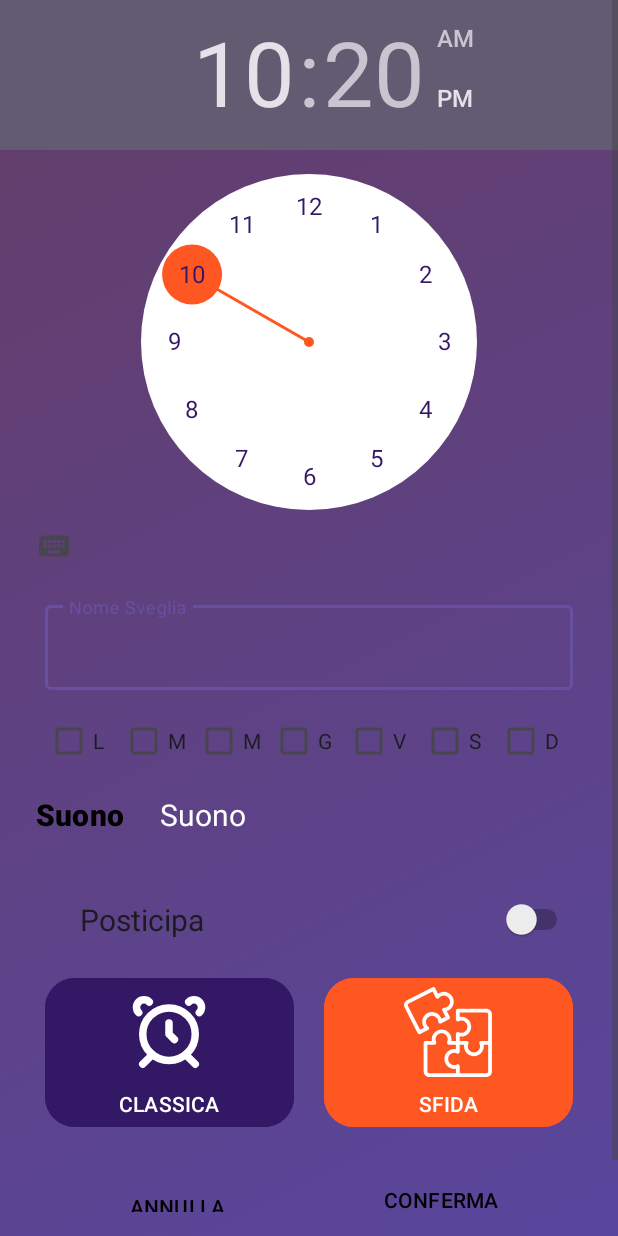
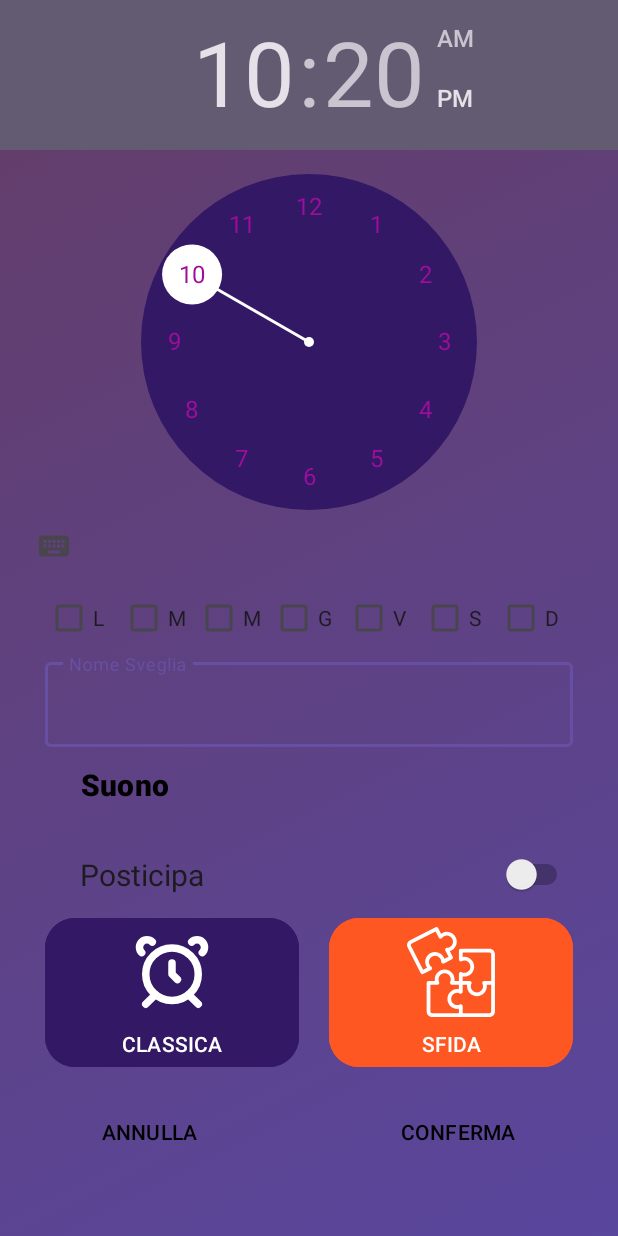
Before and after one commit to MirkoGiussaniBICOCCA/Brain-Alarm, an Android app: the AggiungiFragment screen opened directly, with no data from a screen before it, on a phone screen of 412 x 824 dp. Run offline under Robolectric (Android 15) with nearby library versions, the phone set to English and light mode, and no system bars.

```diff
--- a/app/src/main/java/it/unimib/brain_alarm/AggiungiFragment.java
+++ b/app/src/main/java/it/unimib/brain_alarm/AggiungiFragment.java
@@ -15,6 +15,7 @@ import android.view.ViewGroup;
 import android.widget.Button;
 import android.widget.CheckBox;
 import android.widget.Switch;
+import android.widget.TextView;
 import android.widget.TimePicker;
 
 import androidx.annotation.NonNull;
@@ -33,8 +34,6 @@ import it.unimib.brain_alarm.util.SharedPreferencesUtil;
 
 public class AggiungiFragment extends Fragment {
 
-    //String settimana;
-
     private TimePicker timeP;
     private TextInputLayout nomeSveglia;
 
@@ -47,7 +46,7 @@ public class AggiungiFragment extends Fragment {
 
     private CheckBox checkboxD;
 
-    private static String suono, vibrazione;
+    TextView suonoScelto;
 
     private Switch switchPosticipa;
 
@@ -125,6 +124,13 @@ public class AggiungiFragment extends Fragment {
         Set<String> svegliaArray = sharedPref.getStringSet("sveglia", null);
 
 
+        final Button buttoneSuono = view.findViewById(R.id.bottoneSuono);
+        buttoneSuono.setOnClickListener(v -> {
+            Navigation.findNavController(v).navigate(R.id.nav_aggiungiFragment_to_suoniFragment);
+        });
+
+       suonoScelto = view.findViewById(R.id.txtSuono);
+       suonoScelto.setText(sharedPref.getString("suono", null));
 
         final Button buttonConferma = view.findViewById(R.id.conferma);
         buttonConferma.setOnClickListener(v -> {
@@ -142,15 +148,6 @@ public class AggiungiFragment extends Fragment {
         buttonAnnulla.setOnClickListener(v -> {
             Navigation.findNavController(v).navigate(R.id.nav_aggiungiFragment_to_mainActivity);
         } );
-
-        final Button buttoneSuono = view.findViewById(R.id.bottoneSuono);
-        buttoneSuono.setOnClickListener(v -> {
-            Navigation.findNavController(v).navigate(R.id.nav_aggiungiFragment_to_suoniFragment);
-
-        });
-
-
-
 
     }
 
--- a/app/src/main/java/it/unimib/brain_alarm/ui/HomeFragment.java
+++ b/app/src/main/java/it/unimib/brain_alarm/ui/HomeFragment.java
@@ -63,11 +63,7 @@ public class HomeFragment extends Fragment {
         super.onViewCreated(view, savedInstanceState);
 
         txtCl = view.findViewById(R.id.txtClock);
-
-        // on below line we are setting 12 hour
-        // format for our text clock
         txtCl.setFormat12Hour("hh:mm:ss a");
-
 
         final Button buttonAggiungi = view.findViewById(R.id.bottoneAggiungiSveglia);
 
--- /dev/null
+++ b/app/src/main/res/drawable/newspaper.xml
@@ -0,0 +1,45 @@
+<vector xmlns:android="http://schemas.android.com/apk/res/android"
+    android:width="800dp"
+    android:height="800dp"
+    android:viewportWidth="64"
+    android:viewportHeight="64">
+
+  <group
+      android:name="rotationGroup"
+      android:pivotX="32.0"
+      android:pivotY="32.0"
+      android:rotation="-30.0"
+      android:scaleY="0.8"
+      android:scaleX="0.8">
+      <path
+          android:pathData="M57.247,24.222c0.973,-2.628 1.254,-5.134 0.555,-7.383c-0.322,0.029 -0.656,0.044 -0.998,0.044C46.562,16.883 28.46,4.006 27.09,2C21.445,10.223 9.613,16.545 4.265,23.635c-2.164,2.869 -3.246,5.004 -1.093,8.286l22.549,28.973c1.017,1.377 3.01,1.489 4.429,0.219c0,0 18.492,-23.729 31.851,-31.071c-1.004,-1.961 -2.675,-3.918 -4.754,-5.82M25.328,54.754l-0.094,0.065l-0.085,0.074a5.768,5.768 0,0 0,-0.912 1.041L4.699,30.831c-1.407,-2.177 -1.008,-3.323 1.063,-6.067c2.349,-3.113 6.103,-6.135 10.078,-9.334c4.132,-3.326 8.388,-6.75 11.514,-10.646c5.16,4.246 19.593,13.621 28.932,13.964c1.12,10.997 -21.682,29.536 -30.958,36.006"
+          android:fillColor="@color/white"/>
+      <path
+          android:pathData="M19.993,14.158l25.205,19.75l0.898,-0.804L20.649,13.57z"
+          android:fillColor="@color/white"/>
+      <path
+          android:pathData="M28.207,24.671l-10.316,-8.632s-3.59,2.292 -7.938,7.319l9.152,9.462l9.102,-8.149"
+          android:fillColor="@color/white"/>
+      <path
+          android:pathData="M5.606,28.06l19.468,23.861l3.595,-3.217L7.913,24.973s-1.809,0.979 -2.307,3.087"
+          android:fillColor="@color/white"/>
+      <path
+          android:pathData="M27.42,29.428l11.309,10.27l3.593,-3.217l-11.775,-9.852z"
+          android:fillColor="@color/white"/>
+      <path
+          android:pathData="M21.166,35.027l10.377,11.104l3.592,-3.216l-10.842,-10.687z"
+          android:fillColor="@color/white"/>
+      <path
+          android:pathData="M27.857,10.756l-1.525,4.282l0.956,0.696l4.855,-4.347l-0.95,-0.598l-3.345,2.995l1.479,-4.174l-0.992,-0.626l-4.627,4.142l0.829,0.603z"
+          android:fillColor="@color/white"/>
+      <path
+          android:pathData="M32.012,19.179l0.926,-0.831l-2.825,-2.008l1.281,-1.146l2.509,1.718l0.891,-0.799l-2.537,-1.694l1.058,-0.946l2.809,1.817l0.912,-0.815l-3.884,-2.452l-4.918,4.403z"
+          android:fillColor="@color/white"/>
+      <path
+          android:pathData="M35.021,21.371l3.839,-2.325l1.257,-0.796l-0.834,1.078l-2.47,3.351l1.193,0.869l7.388,-3.799l-1.402,-0.885l-4.051,2.318l-1.034,0.626l0.694,-0.913l2.401,-3.287l-1.348,-0.85l-3.745,2.321l-0.995,0.629l0.685,-0.871l2.268,-3.207l-1.264,-0.798l-3.661,5.753z"
+          android:fillColor="@color/white"/>
+      <path
+          android:pathData="M48.907,21.705c-0.909,-0.571 -1.758,-0.844 -2.552,-0.828c-0.788,0.017 -1.434,0.254 -1.943,0.71c-0.559,0.5 -0.747,1.019 -0.563,1.557c0.108,0.323 0.452,0.79 1.039,1.408l0.607,0.638c0.362,0.376 0.595,0.684 0.697,0.92c0.1,0.239 0.051,0.448 -0.146,0.624c-0.337,0.301 -0.776,0.358 -1.315,0.174a3.844,3.844 0,0 1,-0.938 -0.515c-0.57,-0.406 -0.847,-0.797 -0.84,-1.174c0.004,-0.206 0.117,-0.442 0.338,-0.708l-1.311,-0.914c-0.591,0.529 -0.815,1.119 -0.667,1.774c0.149,0.661 0.656,1.313 1.536,1.955c0.877,0.643 1.75,0.987 2.608,1.025c0.867,0.037 1.581,-0.191 2.131,-0.686c0.54,-0.482 0.732,-1 0.578,-1.551c-0.098,-0.353 -0.373,-0.764 -0.817,-1.232l-0.995,-1.05c-0.379,-0.396 -0.605,-0.671 -0.682,-0.828c-0.12,-0.239 -0.077,-0.45 0.13,-0.634c0.225,-0.202 0.513,-0.284 0.865,-0.249c0.357,0.035 0.729,0.178 1.118,0.428c0.353,0.228 0.602,0.464 0.741,0.708c0.215,0.368 0.155,0.723 -0.175,1.06l1.477,0.973c0.614,-0.592 0.806,-1.219 0.577,-1.878c-0.224,-0.653 -0.725,-1.223 -1.498,-1.707"
+          android:fillColor="@color/white"/>
+  </group>
+</vector>
--- a/app/src/main/res/layout/fragment_aggiungi.xml
+++ b/app/src/main/res/layout/fragment_aggiungi.xml
@@ -22,28 +22,24 @@
             android:layout_width="match_parent"
             android:layout_height="wrap_content">
 
+
             <androidx.constraintlayout.widget.Guideline
                 android:id="@+id/center"
                 android:layout_width="wrap_content"
                 android:layout_height="wrap_content"
                 android:orientation="vertical"
+                android:layout_margin="30dp"
                 app:layout_constraintEnd_toEndOf="parent"
                 app:layout_constraintGuide_percent="0.5"
                 app:layout_constraintStart_toStartOf="parent" />
 
-            <androidx.constraintlayout.widget.Guideline
-                android:id="@+id/guidelineSX"
+            <LinearLayout
+                android:id="@+id/layoutTimeP"
                 android:layout_width="wrap_content"
                 android:layout_height="wrap_content"
                 android:orientation="vertical"
-                app:layout_constraintGuide_begin="30dp" />
-
-            <androidx.constraintlayout.widget.Guideline
-                android:id="@+id/guidelineDX"
-                android:layout_width="match_parent"
-                android:layout_height="wrap_content"
-                android:orientation="vertical"
-                app:layout_constraintGuide_end="30dp" />
+                app:layout_constraintStart_toStartOf="parent"
+                app:layout_constraintTop_toTopOf="parent">
 
                 <TimePicker
                     android:id="@+id/timePicker"
@@ -52,43 +48,22 @@
                     android:layout_height="wrap_content"
                     android:layout_gravity="center"
                     android:background="@color/sfondoTras"
-                android:numbersBackgroundColor="@color/white"
-                android:numbersSelectorColor="@color/arancione"
-                android:numbersTextColor="@color/azzurro"
-                app:layout_constraintEnd_toEndOf="parent"
-                app:layout_constraintStart_toStartOf="parent"
-                app:layout_constraintTop_toTopOf="parent" />
+                    android:numbersBackgroundColor="@color/azzurro"
+                    android:numbersSelectorColor="@color/white"
+                    android:numbersTextColor="@color/fucsia" />
 
+            </LinearLayout>
 
-            <com.google.android.material.textfield.TextInputLayout
-                android:id="@+id/inputLayoutNomeSveglia"
-                android:layout_width="0dp"
-                android:layout_height="wrap_content"
-                android:layout_marginTop="10dp"
-                app:boxBackgroundColor="#00FFFFFF"
-                app:layout_constraintEnd_toEndOf="@+id/guidelineDX"
-                app:layout_constraintStart_toStartOf="@+id/guidelineSX"
-                app:layout_constraintTop_toBottomOf="@+id/timePicker"
-                tools:ignore="MissingConstraints">
-
-                <com.google.android.material.textfield.TextInputEditText
-                    android:id="@+id/inputNomeSveglia"
-                    android:layout_width="match_parent"
-                    android:layout_height="wrap_content"
-                    android:layout_marginTop="10dp"
-                    android:hint="@string/nomeSveglia"
-                    android:textSize="16sp" />
-            </com.google.android.material.textfield.TextInputLayout>
 
             <LinearLayout
                 android:id="@+id/ripetizioni"
-                android:layout_width="0dp"
+                android:layout_width="match_parent"
                 android:layout_height="wrap_content"
-                android:layout_marginTop="10dp"
-                app:layout_constraintEnd_toEndOf="@id/guidelineDX"
-                app:layout_constraintStart_toStartOf="@id/guidelineSX"
-                app:layout_constraintTop_toBottomOf="@id/inputLayoutNomeSveglia"
-                tools:ignore="MissingConstraints">
+                android:layout_marginStart="30dp"
+                android:layout_marginEnd="30dp"
+                app:layout_constraintTop_toBottomOf="@+id/layoutTimeP"
+                tools:ignore="MissingConstraints"
+                tools:layout_editor_absoluteX="30dp">
 
                 <CheckBox
                     android:id="@+id/lunedi"
@@ -141,17 +116,36 @@
 
             </LinearLayout>
 
+            <com.google.android.material.textfield.TextInputLayout
+                android:id="@+id/inputLayoutNomeSveglia"
+                android:layout_width="match_parent"
+                android:layout_height="wrap_content"
+                app:layout_constraintTop_toBottomOf="@+id/ripetizioni"
+                android:layout_marginStart="30dp"
+                android:layout_marginEnd="30dp"
+                app:boxBackgroundColor="#00FFFFFF"
+                tools:ignore="MissingConstraints"
+                tools:layout_editor_absoluteY="389dp">
+
+                <com.google.android.material.textfield.TextInputEditText
+                    android:id="@+id/inputNomeSveglia"
+                    android:layout_width="match_parent"
+                    android:layout_height="match_parent"
+                    android:layout_marginTop="10dp"
+                    android:hint="@string/nomeSveglia"
+                    android:textSize="16sp" />
+            </com.google.android.material.textfield.TextInputLayout>
+
             <LinearLayout
                 android:id="@+id/layoutSuono"
                 android:layout_width="match_parent"
                 android:layout_height="wrap_content"
+                android:layout_marginStart="30dp"
+                android:layout_marginEnd="30dp"
                 android:layout_weight="1"
+                app:layout_constraintTop_toBottomOf="@+id/inputLayoutNomeSveglia"
                 android:orientation="horizontal"
-                app:layout_constraintEnd_toEndOf="@id/guidelineDX"
-                app:layout_constraintStart_toStartOf="@id/guidelineSX"
-                app:layout_constraintTop_toBottomOf="@id/ripetizioni"
-                tools:layout_editor_absoluteX="72dp"
-                tools:layout_editor_absoluteY="470dp">
+                tools:layout_editor_absoluteY="119dp">
 
                 <Button
                     android:id="@+id/bottoneSuono"
@@ -168,21 +162,21 @@
                     android:id="@+id/txtSuono"
                     android:layout_width="match_parent"
                     android:layout_height="wrap_content"
-                    android:text="@string/suono"
+                    android:text="-"
                     android:textColor="@color/white"
                     android:textSize="20dp" />
             </LinearLayout>
 
             <LinearLayout
                 android:id="@+id/layoutPosticipa"
-                android:layout_width="0dp"
+                android:layout_width="match_parent"
                 android:layout_height="wrap_content"
-                android:layout_marginTop="10dp"
+                android:layout_marginStart="30dp"
+                android:layout_marginEnd="30dp"
+                app:layout_constraintTop_toBottomOf="@+id/layoutSuono"
                 android:orientation="vertical"
-                app:layout_constraintEnd_toEndOf="@id/guidelineDX"
-                app:layout_constraintStart_toStartOf="@id/guidelineSX"
-                app:layout_constraintTop_toBottomOf="@id/layoutSuono"
-                tools:ignore="MissingConstraints">
+                tools:ignore="MissingConstraints"
+                tools:layout_editor_absoluteY="179dp">
 
                 <Switch
                     android:id="@+id/posticipa"
@@ -195,24 +189,21 @@
 
             </LinearLayout>
 
-            <!-- pulsanti giochi -->
-            <!-- TODO 2 relative layout uno di sinistra e uno di destra per mettere i bottoni simmietrici -->
-            <RelativeLayout
-                android:id="@+id/giochiClassica"
-                android:layout_width="0dp"
+
+            <LinearLayout
+                android:id="@+id/layoutModalita"
+                android:layout_width="match_parent"
                 android:layout_height="wrap_content"
-                android:layout_marginTop="10dp"
-                android:layout_marginEnd="10dp"
-                android:orientation="horizontal"
-                app:layout_constraintEnd_toEndOf="@id/center"
-                app:layout_constraintStart_toStartOf="@id/guidelineSX"
-                app:layout_constraintTop_toBottomOf="@id/layoutPosticipa"
-                tools:ignore="MissingConstraints">
-
+                android:layout_marginStart="30dp"
+                android:layout_marginEnd="30dp"
+                app:layout_constraintTop_toBottomOf="@+id/layoutPosticipa"
+                android:orientation="horizontal">
 
                 <Button
                         android:id="@+id/classica"
-                    android:layout_width="match_parent"
+                        android:layout_weight="1"
+                        android:layout_marginEnd="10dp"
+                        android:layout_width="wrap_content"
                         android:layout_height="wrap_content"
                         android:layout_centerHorizontal="true"
                         android:backgroundTint="@color/azzurro"
@@ -223,24 +214,12 @@
                         app:icon="@drawable/sveglia"
                         app:iconGravity="top"
                         app:iconSize="60dp" />
-            </RelativeLayout>
-
-            <RelativeLayout
-                android:id="@+id/giochiSfida"
-                android:layout_width="0dp"
-                android:layout_height="wrap_content"
-                android:layout_marginStart="10dp"
-                android:layout_marginTop="10dp"
-                android:orientation="horizontal"
-                app:layout_constraintEnd_toEndOf="@id/guidelineDX"
-                app:layout_constraintStart_toStartOf="@id/center"
-                app:layout_constraintTop_toBottomOf="@id/layoutPosticipa"
-                tools:ignore="MissingConstraints">
-
 
                 <Button
                     android:id="@+id/sfida"
-                    android:layout_width="match_parent"
+                    android:layout_weight="1"
+                    android:layout_marginStart="10dp"
+                    android:layout_width="wrap_content"
                     android:layout_height="wrap_content"
                     android:layout_centerHorizontal="true"
                     android:backgroundTint="@color/arancione"
@@ -251,28 +230,20 @@
                     app:icon="@drawable/puzzle"
                     app:iconGravity="top"
                     app:iconSize="60dp" />
-            </RelativeLayout>
-
-            <!-- pulsanti di invio/annulla -->
-            <!-- TODO non sono perfette le misure dei pulsanti -->
+            </LinearLayout>
 
 
-            <RelativeLayout
-                android:id="@+id/bottoneAnnulla"
-                android:layout_width="0dp"
+            <LinearLayout
+                android:id="@+id/layoutConferma"
+                android:layout_width="match_parent"
                 android:layout_height="wrap_content"
-                android:layout_marginTop="10dp"
-                android:orientation="horizontal"
-                app:layout_constraintBottom_toBottomOf="parent"
-                app:layout_constraintEnd_toEndOf="@id/center"
-                app:layout_constraintHorizontal_bias="1.0"
-                app:layout_constraintStart_toStartOf="@id/guidelineSX"
-                app:layout_constraintTop_toBottomOf="@+id/giochiClassica"
-                tools:ignore="MissingConstraints">
+                app:layout_constraintTop_toBottomOf="@+id/layoutModalita"
+                android:orientation="horizontal">
 
                 <Button
                     android:id="@+id/annulla"
-                    android:layout_width="match_parent"
+                    android:layout_weight="1"
+                    android:layout_width="wrap_content"
                     android:layout_height="wrap_content"
                     android:layout_marginTop="15dp"
                     android:layout_marginBottom="15dp"
@@ -280,23 +251,11 @@
                     android:text="@string/annulla"
                     android:textColor="@color/black"
                     android:textSize="14sp" />
-            </RelativeLayout>
-
-            <RelativeLayout
-                android:id="@+id/bottoneConferma"
-                android:layout_width="0dp"
-                android:layout_height="wrap_content"
-                android:orientation="horizontal"
-                app:layout_constraintBottom_toBottomOf="parent"
-                app:layout_constraintEnd_toEndOf="@id/guidelineDX"
-                app:layout_constraintHorizontal_bias="1.0"
-                app:layout_constraintStart_toStartOf="@id/center"
-                app:layout_constraintTop_toBottomOf="@+id/giochiSfida"
-                tools:ignore="MissingConstraints">
 
                 <Button
                     android:id="@+id/conferma"
-                    android:layout_width="match_parent"
+                    android:layout_weight="1"
+                    android:layout_width="wrap_content"
                     android:layout_height="wrap_content"
                     android:layout_marginTop="15dp"
                     android:layout_marginBottom="15dp"
@@ -304,7 +263,8 @@
                     android:text="@string/conferma"
                     android:textColor="@color/black"
                     android:textSize="14sp" />
-            </RelativeLayout>
+            </LinearLayout>
+
 
 
         </androidx.constraintlayout.widget.ConstraintLayout>
--- a/app/src/main/res/layout/fragment_home.xml
+++ b/app/src/main/res/layout/fragment_home.xml
@@ -58,6 +58,7 @@
                     android:textColor="@color/white"
                     android:textSize="20sp"
                     android:textStyle="bold" />
+
             </LinearLayout>
 
             <Button
```
Lines whose indentation alone changed are shown as unchanged.
